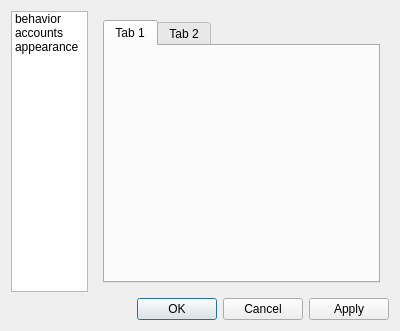
Qt form preferences.ui (dodo/blain) before a commit.
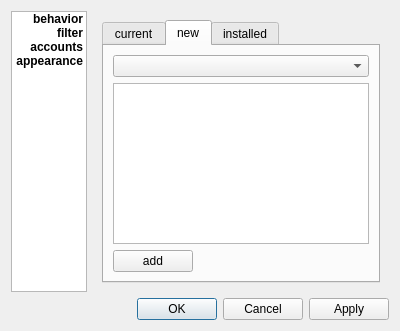
The same form after that commit. The open tabs and pages were chosen to show the change.

Commit message: new feature! → filters

Diff of the .ui file:
```diff
--- a/preferences.ui
+++ b/preferences.ui
@@ -24,6 +24,24 @@
          <height>16777215</height>
         </size>
        </property>
+       <property name="font">
+        <font>
+         <weight>75</weight>
+         <bold>true</bold>
+        </font>
+       </property>
+       <property name="layoutDirection">
+        <enum>Qt::RightToLeft</enum>
+       </property>
+       <property name="styleSheet">
+        <string notr="true"/>
+       </property>
+       <property name="frameShape">
+        <enum>QFrame::StyledPanel</enum>
+       </property>
+       <property name="frameShadow">
+        <enum>QFrame::Sunken</enum>
+       </property>
        <property name="editTriggers">
         <set>QAbstractItemView::NoEditTriggers</set>
        </property>
@@ -50,6 +68,11 @@
          <string>behavior</string>
         </property>
        </item>
+       <item>
+        <property name="text">
+         <string>filter</string>
+        </property>
+       </item>
        <item>
         <property name="text">
          <string>accounts</string>
@@ -71,15 +94,178 @@
         <layout class="QHBoxLayout" name="horizontalLayout_3">
          <item>
           <widget class="QTabWidget" name="tabWidget">
+           <property name="autoFillBackground">
+            <bool>false</bool>
+           </property>
+           <property name="currentIndex">
+            <number>0</number>
+           </property>
            <widget class="QWidget" name="tab">
             <attribute name="title">
              <string>Tab 1</string>
             </attribute>
            </widget>
+          </widget>
+         </item>
+        </layout>
+       </widget>
+       <widget class="QWidget" name="page_4">
+        <layout class="QHBoxLayout" name="horizontalLayout_8">
+         <item>
+          <widget class="QTabWidget" name="filtertabWidget">
+           <property name="layoutDirection">
+            <enum>Qt::LeftToRight</enum>
+           </property>
+           <property name="currentIndex">
+            <number>0</number>
+           </property>
            <widget class="QWidget" name="tab_2">
             <attribute name="title">
-             <string>Tab 2</string>
+             <string>current</string>
             </attribute>
+            <layout class="QVBoxLayout" name="verticalLayout_6">
+             <item>
+              <widget class="QListWidget" name="filterList"/>
+             </item>
+             <item>
+              <layout class="QHBoxLayout" name="horizontalLayout_9">
+               <item>
+                <widget class="QPushButton" name="updatefilterButton">
+                 <property name="text">
+                  <string>update</string>
+                 </property>
+                </widget>
+               </item>
+               <item>
+                <spacer name="horizontalSpacer_2">
+                 <property name="orientation">
+                  <enum>Qt::Horizontal</enum>
+                 </property>
+                 <property name="sizeHint" stdset="0">
+                  <size>
+                   <width>40</width>
+                   <height>20</height>
+                  </size>
+                 </property>
+                </spacer>
+               </item>
+               <item>
+                <widget class="QPushButton" name="removefilterButton">
+                 <property name="text">
+                  <string>remove</string>
+                 </property>
+                </widget>
+               </item>
+              </layout>
+             </item>
+            </layout>
+           </widget>
+           <widget class="QWidget" name="tab_6">
+            <attribute name="title">
+             <string>new</string>
+            </attribute>
+            <layout class="QVBoxLayout" name="verticalLayout_7">
+             <item>
+              <widget class="QComboBox" name="filtersComboBox_new"/>
+             </item>
+             <item>
+              <widget class="QTableWidget" name="configTable">
+               <property name="editTriggers">
+                <set>QAbstractItemView::AnyKeyPressed|QAbstractItemView::DoubleClicked|QAbstractItemView::EditKeyPressed|QAbstractItemView::SelectedClicked</set>
+               </property>
+               <property name="rowCount">
+                <number>0</number>
+               </property>
+               <attribute name="horizontalHeaderVisible">
+                <bool>false</bool>
+               </attribute>
+               <attribute name="horizontalHeaderHighlightSections">
+                <bool>true</bool>
+               </attribute>
+               <attribute name="horizontalHeaderStretchLastSection">
+                <bool>true</bool>
+               </attribute>
+               <attribute name="verticalHeaderVisible">
+                <bool>false</bool>
+               </attribute>
+               <attribute name="verticalHeaderDefaultSectionSize">
+                <number>14</number>
+               </attribute>
+               <attribute name="verticalHeaderMinimumSectionSize">
+                <number>10</number>
+               </attribute>
+               <attribute name="verticalHeaderVisible">
+                <bool>false</bool>
+               </attribute>
+               <attribute name="verticalHeaderDefaultSectionSize">
+                <number>14</number>
+               </attribute>
+               <attribute name="horizontalHeaderStretchLastSection">
+                <bool>true</bool>
+               </attribute>
+               <attribute name="horizontalHeaderVisible">
+                <bool>false</bool>
+               </attribute>
+               <attribute name="verticalHeaderMinimumSectionSize">
+                <number>10</number>
+               </attribute>
+               <attribute name="horizontalHeaderHighlightSections">
+                <bool>true</bool>
+               </attribute>
+               <column>
+                <property name="text">
+                 <string>key</string>
+                </property>
+               </column>
+               <column>
+                <property name="text">
+                 <string>value</string>
+                </property>
+               </column>
+              </widget>
+             </item>
+             <item>
+              <layout class="QHBoxLayout" name="horizontalLayout_10">
+               <item>
+                <widget class="QPushButton" name="addfilterButton">
+                 <property name="text">
+                  <string>add</string>
+                 </property>
+                </widget>
+               </item>
+               <item>
+                <spacer name="horizontalSpacer_3">
+                 <property name="orientation">
+                  <enum>Qt::Horizontal</enum>
+                 </property>
+                 <property name="sizeHint" stdset="0">
+                  <size>
+                   <width>40</width>
+                   <height>20</height>
+                  </size>
+                 </property>
+                </spacer>
+               </item>
+              </layout>
+             </item>
+            </layout>
+           </widget>
+           <widget class="QWidget" name="tab_7">
+            <attribute name="title">
+             <string>installed</string>
+            </attribute>
+            <layout class="QVBoxLayout" name="verticalLayout_8">
+             <item>
+              <widget class="QComboBox" name="filtersComboBox"/>
+             </item>
+             <item>
+              <widget class="QTextEdit" name="descriptionText">
+               <property name="readOnly">
+                <bool>true</bool>
+               </property>
+              </widget>
+             </item>
+            </layout>
            </widget>
           </widget>
          </item>
```
The commit also changes 5 other files.
